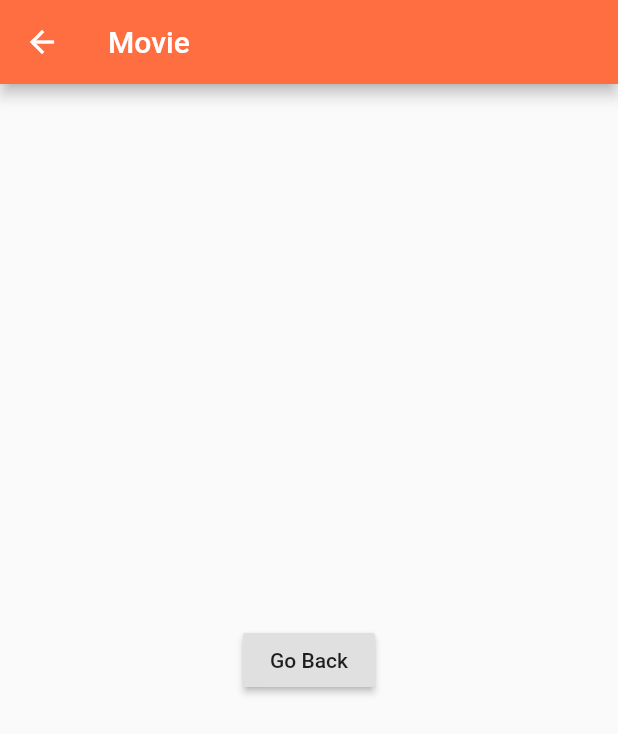
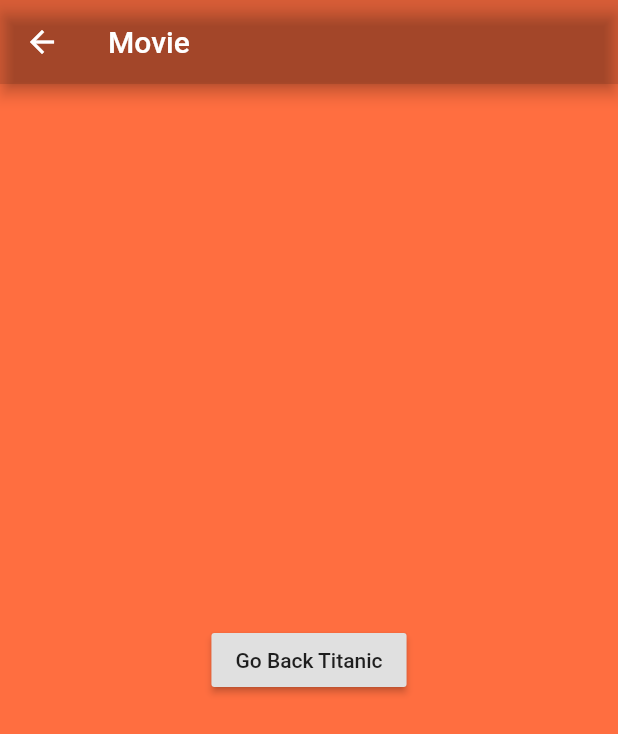
Before and after one commit to codr-mayank/movie_app-android, a Flutter app: the screen it shows after launch, after a tap on an icon or button, on a phone screen of 412 x 824 dp. Shown: the top 734 px of the screen. Run offline on Flutter 3.47's test engine with Material 2 defaults, Android fonts, the phone set to English and light mode, and no system bars.

Commit message:
add return to first route-screen function and passing data to second route-screen

```diff
--- a/lib/ui/home.dart
+++ b/lib/ui/home.dart
@@ -47,7 +47,9 @@ class MovieListView extends StatelessWidget {
                   Navigator.push(
                       context,
                       MaterialPageRoute(
-                          builder: (context) => MovieListViewDetails()));
+                          builder: (context) => MovieListViewDetails(
+                                movieName: movies.elementAt(index),
+                              )));
                 },
               ),
             );
@@ -58,22 +60,25 @@ class MovieListView extends StatelessWidget {
 
 // New route (page/screen)
 class MovieListViewDetails extends StatelessWidget {
+  final String movieName;
+
+  const MovieListViewDetails({Key key, this.movieName}) : super(key: key);
+
   @override
   Widget build(BuildContext context) {
     return Scaffold(
       appBar: AppBar(
-        backgroundColor: Colors.deepOrangeAccent.shade200,
+        backgroundColor: Colors.black12,
         title: Text('Movie'),
       ),
+      backgroundColor: Colors.deepOrangeAccent.shade200,
       body: Center(
         child: Container(
           child: RaisedButton(
-            child: Text('Go Back'),
-            onPressed: () {},
-            // onPressed: () {
-            //   Navigator.push(context,
-            //       MaterialPageRoute(builder: (context) => MovieListView()));
-            // },
+            child: Text('Go Back ${this.movieName}'),
+            onPressed: () {
+              Navigator.pop(context);
+            },
           ),
         ),
       ),
```
